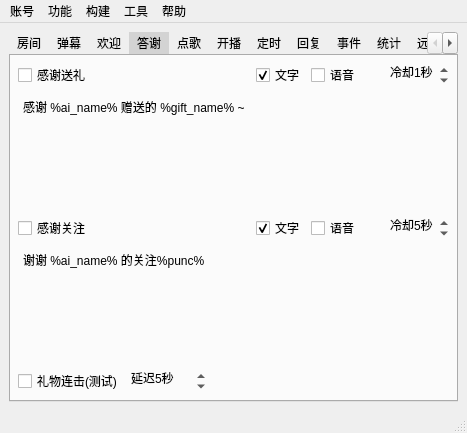
First picture: the form in mainwindow.ui, repository iwxyi/Bilibili-MagicalDanmaku, before the edit.
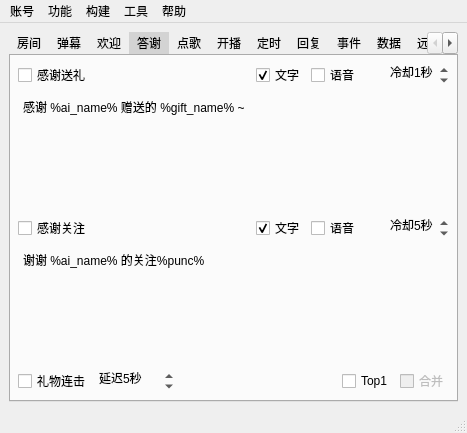
Second picture: the form after the edit. The open tabs and pages were chosen to show the change. Icons and pictures are not drawn. Custom widgets are drawn as their Qt base class.

Commit message: 添加礼物答谢最贵的一项

The edit to the form file:
```diff
--- a/mainwindow.ui
+++ b/mainwindow.ui
@@ -990,7 +990,7 @@
           <item>
            <widget class="QCheckBox" name="giftComboSendCheck">
             <property name="text">
-             <string>礼物连击(测试)</string>
+             <string>礼物连击</string>
             </property>
            </widget>
           </item>
@@ -1035,6 +1035,29 @@
             </property>
            </spacer>
           </item>
+          <item>
+           <widget class="QCheckBox" name="giftComboTopCheck">
+            <property name="toolTip">
+             <string>&lt;html&gt;&lt;head/&gt;&lt;body&gt;&lt;p&gt;多人同时赠送礼物，等待所有人送完，并只答谢最贵的一项&lt;/p&gt;&lt;p&gt;开盲盒时容易出不同礼物，开启此项可减少刷屏&lt;/p&gt;&lt;/body&gt;&lt;/html&gt;</string>
+            </property>
+            <property name="text">
+             <string>Top1</string>
+            </property>
+           </widget>
+          </item>
+          <item>
+           <widget class="QCheckBox" name="giftComboMergeCheck">
+            <property name="enabled">
+             <bool>false</bool>
+            </property>
+            <property name="toolTip">
+             <string>&lt;html&gt;&lt;head/&gt;&lt;body&gt;&lt;p&gt;多人同时送同一项礼物，合并用户；&lt;/p&gt;&lt;p&gt;一人连续送出多个礼物，合并礼物。&lt;/p&gt;&lt;/body&gt;&lt;/html&gt;</string>
+            </property>
+            <property name="text">
+             <string>合并</string>
+            </property>
+           </widget>
+          </item>
          </layout>
         </item>
        </layout>
@@ -1945,7 +1968,7 @@
       </widget>
       <widget class="QWidget" name="tab_13">
        <attribute name="title">
-        <string>统计</string>
+        <string>数据</string>
        </attribute>
        <layout class="QVBoxLayout" name="verticalLayout_14">
         <item>
```
Left out of the diff: 4 changed lines with no effect on the pictures. The commit also changes 2 other files.
